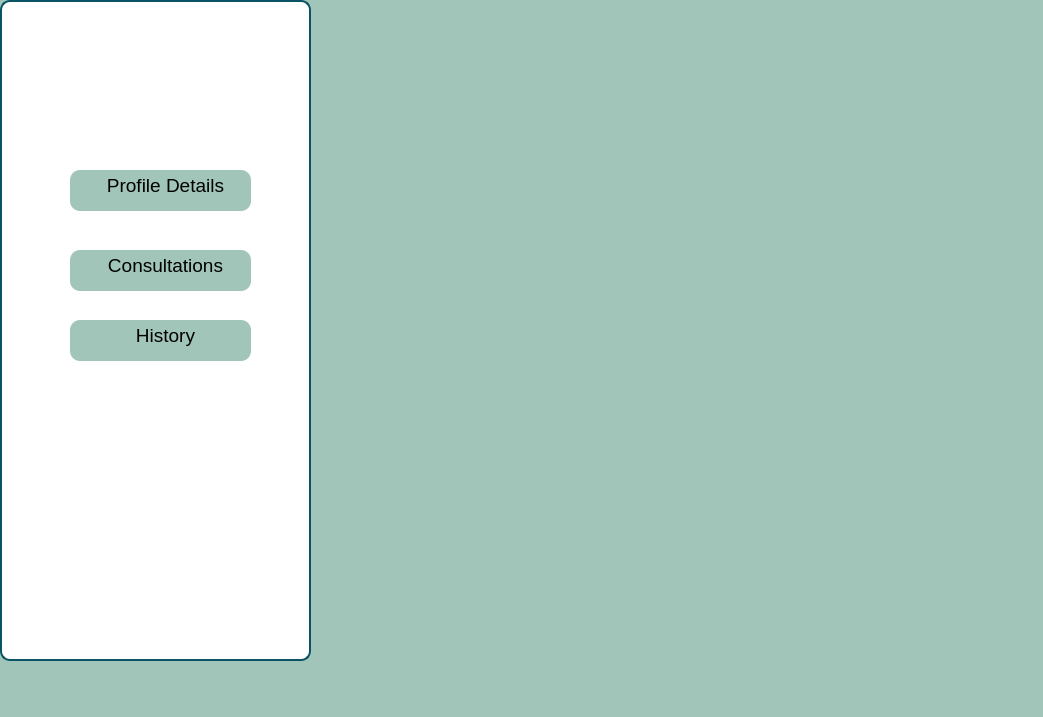
First picture: the form in frontend/CustomerDashboard.ui, repository rushii1192/covid-mgmt, before the edit.
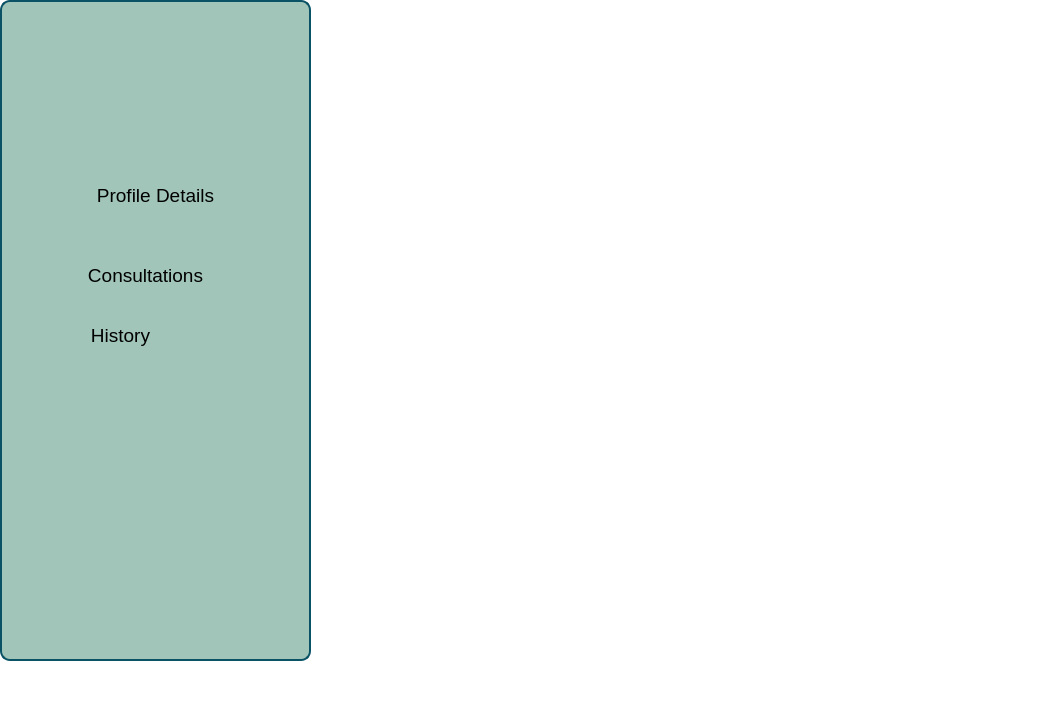
Second picture: the form after the edit. Icons and pictures are not drawn.

What changed in the file:
```diff
--- a/frontend/CustomerDashboard.ui
+++ b/frontend/CustomerDashboard.ui
@@ -14,7 +14,7 @@
    <string>MainWindow</string>
   </property>
   <property name="styleSheet">
-   <string notr="true">background-color:rgb(161, 198, 185);
+   <string notr="true">background-color:rgb(255, 255, 255);
 border-radius:15px;
 
 
@@ -31,7 +31,7 @@
      </rect>
     </property>
     <property name="styleSheet">
-     <string notr="true">background-color:rgb(255, 255,255);
+     <string notr="true">background-color:rgb(161, 198, 185);
 color:rgb(255,255,255);
 border-radius:10px;
 padding-left:10px;
@@ -53,7 +53,7 @@
      </rect>
     </property>
     <property name="styleSheet">
-     <string notr="true">background-color:rgb(255, 255,255);</string>
+     <string notr="true">background-color:rgb(161, 198, 185);</string>
     </property>
     <property name="text">
      <string/>
@@ -72,7 +72,7 @@
      </rect>
     </property>
     <property name="styleSheet">
-     <string notr="true">background-color:rgb(255, 255,255);</string>
+     <string notr="true">background-color:rgb(161, 198, 185);</string>
     </property>
     <property name="text">
      <string/>
@@ -91,7 +91,7 @@
      </rect>
     </property>
     <property name="styleSheet">
-     <string notr="true">background-color:rgb(255, 255,255);</string>
+     <string notr="true">background-color:rgb(161, 198, 185);</string>
     </property>
     <property name="text">
      <string/>
@@ -125,8 +125,8 @@
     <property name="geometry">
      <rect>
       <x>70</x>
-      <y>170</y>
-      <width>181</width>
+      <y>180</y>
+      <width>161</width>
       <height>41</height>
      </rect>
     </property>
@@ -136,7 +136,8 @@
      </font>
     </property>
     <property name="styleSheet">
-     <string notr="true">border-radius:10px;
+     <string notr="true">background-color:rgb(161, 198, 185);
+border-radius:10px;
 padding-left:10px;
 padding-bottom:10px</string>
     </property>
@@ -149,7 +150,7 @@
      <rect>
       <x>70</x>
       <y>320</y>
-      <width>181</width>
+      <width>91</width>
       <height>41</height>
      </rect>
     </property>
@@ -159,7 +160,8 @@
      </font>
     </property>
     <property name="styleSheet">
-     <string notr="true">border-radius:10px;
+     <string notr="true">background-color:rgb(161, 198, 185);
+border-radius:10px;
 padding-left:10px;
 padding-bottom:10px</string>
     </property>
@@ -170,9 +172,9 @@
    <widget class="QPushButton" name="consultation">
     <property name="geometry">
      <rect>
-      <x>70</x>
-      <y>250</y>
-      <width>181</width>
+      <x>60</x>
+      <y>260</y>
+      <width>161</width>
       <height>41</height>
      </rect>
     </property>
@@ -182,7 +184,8 @@
      </font>
     </property>
     <property name="styleSheet">
-     <string notr="true">border-radius:10px;
+     <string notr="true">background-color:rgb(161, 198, 185);
+border-radius:10px;
 padding-left:10px;
 padding-bottom:10px</string>
     </property>
```
